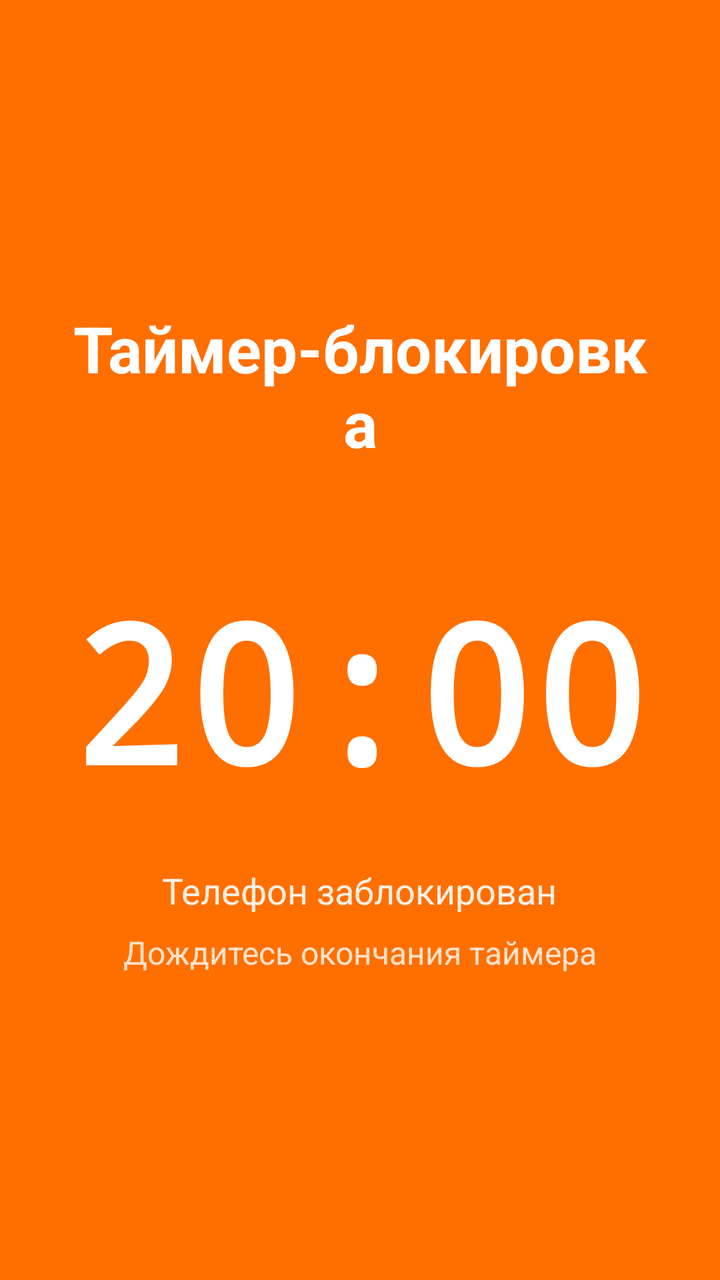
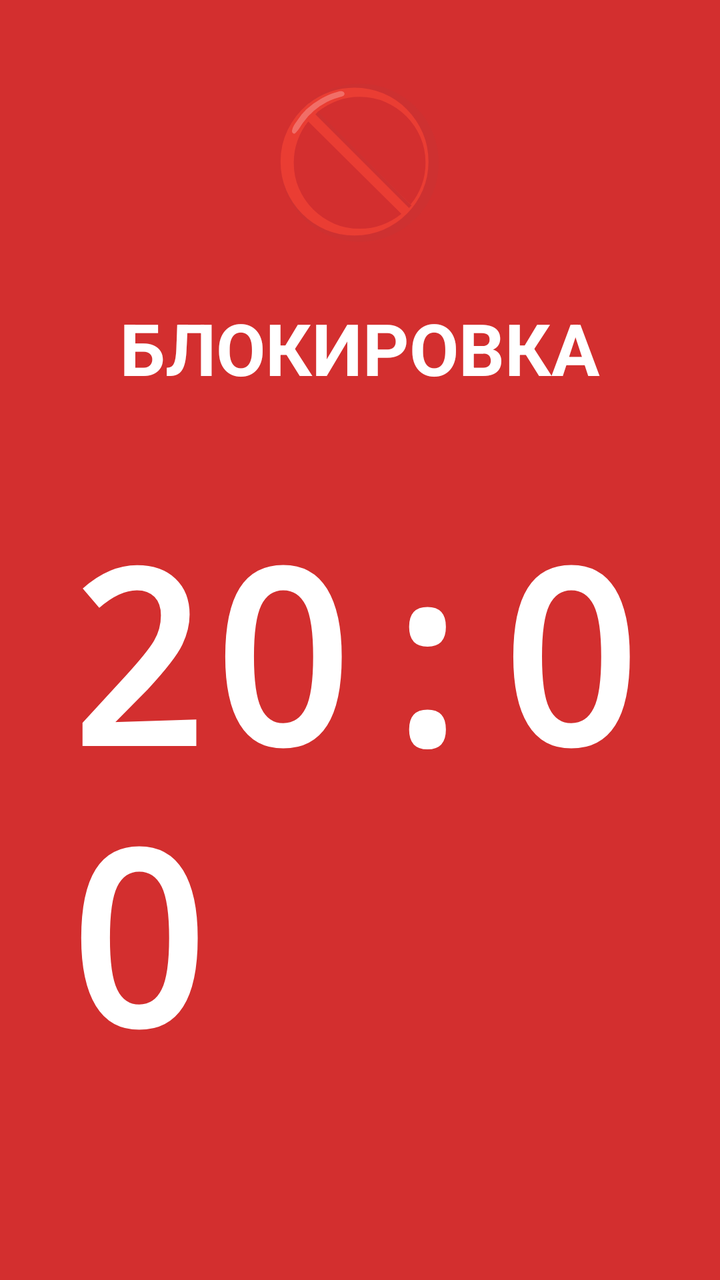

Screens rendered from an Android XML layout before and after an edit, with the pre-edit source and the edit as a unified diff.
<!-- AndroidManifest.xml: application theme Theme.StrictHabitsApp -->
<!-- res/layout/timer_lock_screen.xml -->
<?xml version="1.0" encoding="utf-8"?>
<RelativeLayout xmlns:android="http://schemas.android.com/apk/res/android"
    android:layout_width="match_parent"
    android:layout_height="match_parent"
    android:background="#FF6F00"
    android:padding="32dp">

    <LinearLayout
        android:layout_width="match_parent"
        android:layout_height="wrap_content"
        android:layout_centerInParent="true"
        android:orientation="vertical"
        android:gravity="center">

        <TextView
            android:id="@+id/tvTimerLockName"
            android:layout_width="wrap_content"
            android:layout_height="wrap_content"
            android:text="Таймер-блокировка"
            android:textSize="32sp"
            android:textStyle="bold"
            android:textColor="#FFFFFF"
            android:gravity="center"
            android:layout_marginBottom="48dp"/>

        <TextView
            android:id="@+id/tvTimerCountdown"
            android:layout_width="wrap_content"
            android:layout_height="wrap_content"
            android:text="20:00"
            android:textSize="96sp"
            android:textStyle="bold"
            android:textColor="#FFFFFF"
            android:fontFamily="monospace"
            android:layout_marginBottom="24dp"/>

        <TextView
            android:layout_width="wrap_content"
            android:layout_height="wrap_content"
            android:text="Телефон заблокирован"
            android:textSize="18sp"
            android:textColor="#FFFFFF"
            android:alpha="0.9"
            android:layout_marginBottom="8dp"/>

        <TextView
            android:layout_width="wrap_content"
            android:layout_height="wrap_content"
            android:text="Дождитесь окончания таймера"
            android:textSize="16sp"
            android:textColor="#FFFFFF"
            android:alpha="0.8"/>

    </LinearLayout>

</RelativeLayout>
<!-- resources referenced by this layout -->
<resources>
  <style name="Theme.StrictHabitsApp" parent="Theme.AppCompat.NoActionBar">
          <item name="colorPrimary">#D32F2F</item>
          <item name="colorPrimaryDark">#B71C1C</item>
          <item name="colorAccent">#FF9800</item>
      </style>
</resources>

<!-- the commit's change to res/layout/timer_lock_screen.xml (unified diff, before → after) -->
@@ -2,7 +2,7 @@
 <RelativeLayout xmlns:android="http://schemas.android.com/apk/res/android"
     android:layout_width="match_parent"
     android:layout_height="match_parent"
-    android:background="#FF6F00"
+    android:background="#D32F2F"
     android:padding="32dp">
 
     <LinearLayout
@@ -13,11 +13,18 @@
         android:gravity="center">
 
         <TextView
+            android:layout_width="wrap_content"
+            android:layout_height="wrap_content"
+            android:text="🚫"
+            android:textSize="72sp"
+            android:layout_marginBottom="24dp"/>
+
+        <TextView
             android:id="@+id/tvTimerLockName"
             android:layout_width="wrap_content"
             android:layout_height="wrap_content"
-            android:text="Таймер-блокировка"
-            android:textSize="32sp"
+            android:text="БЛОКИРОВКА"
+            android:textSize="36sp"
             android:textStyle="bold"
             android:textColor="#FFFFFF"
             android:gravity="center"
@@ -28,28 +35,28 @@
             android:layout_width="wrap_content"
             android:layout_height="wrap_content"
             android:text="20:00"
-            android:textSize="96sp"
+            android:textSize="120sp"
             android:textStyle="bold"
             android:textColor="#FFFFFF"
             android:fontFamily="monospace"
-            android:layout_marginBottom="24dp"/>
+            android:layout_marginBottom="48dp"/>
 
         <TextView
             android:layout_width="wrap_content"
             android:layout_height="wrap_content"
             android:text="Телефон заблокирован"
-            android:textSize="18sp"
+            android:textSize="24sp"
             android:textColor="#FFFFFF"
-            android:alpha="0.9"
-            android:layout_marginBottom="8dp"/>
+            android:textStyle="bold"
+            android:layout_marginBottom="16dp"/>
 
         <TextView
             android:layout_width="wrap_content"
             android:layout_height="wrap_content"
             android:text="Дождитесь окончания таймера"
-            android:textSize="16sp"
+            android:textSize="18sp"
             android:textColor="#FFFFFF"
-            android:alpha="0.8"/>
+            android:alpha="0.9"/>
 
     </LinearLayout>
 
